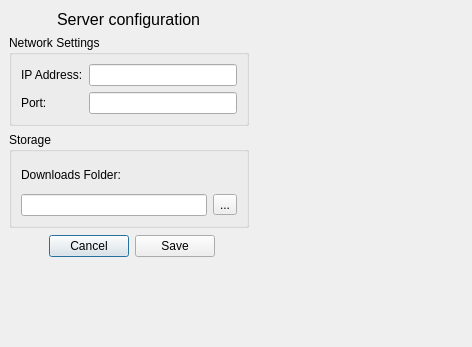
This is Server/settingsdialog.ui in Ast1o465/Qt-Torrent as Qt 5 draws it before an edit. The edited form follows.
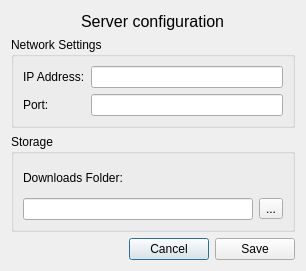
This is the edited form.

Commit message: Integrated the launch of the second interface for launching settings into the main program.

Patch:
```diff
--- a/Server/settingsdialog.ui
+++ b/Server/settingsdialog.ui
@@ -6,22 +6,15 @@
    <rect>
     <x>0</x>
     <y>0</y>
-    <width>472</width>
-    <height>347</height>
+    <width>306</width>
+    <height>271</height>
    </rect>
   </property>
   <property name="windowTitle">
    <string>Dialog</string>
   </property>
-  <widget class="QWidget" name="">
-   <property name="geometry">
-    <rect>
-     <x>9</x>
-     <y>9</y>
-     <width>240</width>
-     <height>219</height>
-    </rect>
-   </property>
+  <layout class="QGridLayout" name="gridLayout_3">
+   <item row="0" column="0">
    <layout class="QVBoxLayout" name="verticalLayout_3">
     <item>
      <layout class="QVBoxLayout" name="verticalLayout_2">
@@ -158,16 +151,8 @@
      </widget>
     </item>
    </layout>
-  </widget>
-  <widget class="QWidget" name="">
-   <property name="geometry">
-    <rect>
-     <x>9</x>
-     <y>232</y>
-     <width>206</width>
-     <height>28</height>
-    </rect>
-   </property>
+   </item>
+   <item row="1" column="0">
    <layout class="QHBoxLayout" name="horizontalLayout_5">
     <item>
      <spacer name="horizontalSpacer_2">
@@ -201,7 +186,8 @@
      </layout>
     </item>
    </layout>
-  </widget>
+   </item>
+  </layout>
  </widget>
  <resources/>
  <connections/>
```
Lines whose indentation alone changed are shown as unchanged. The commit also changes 3 other files.
